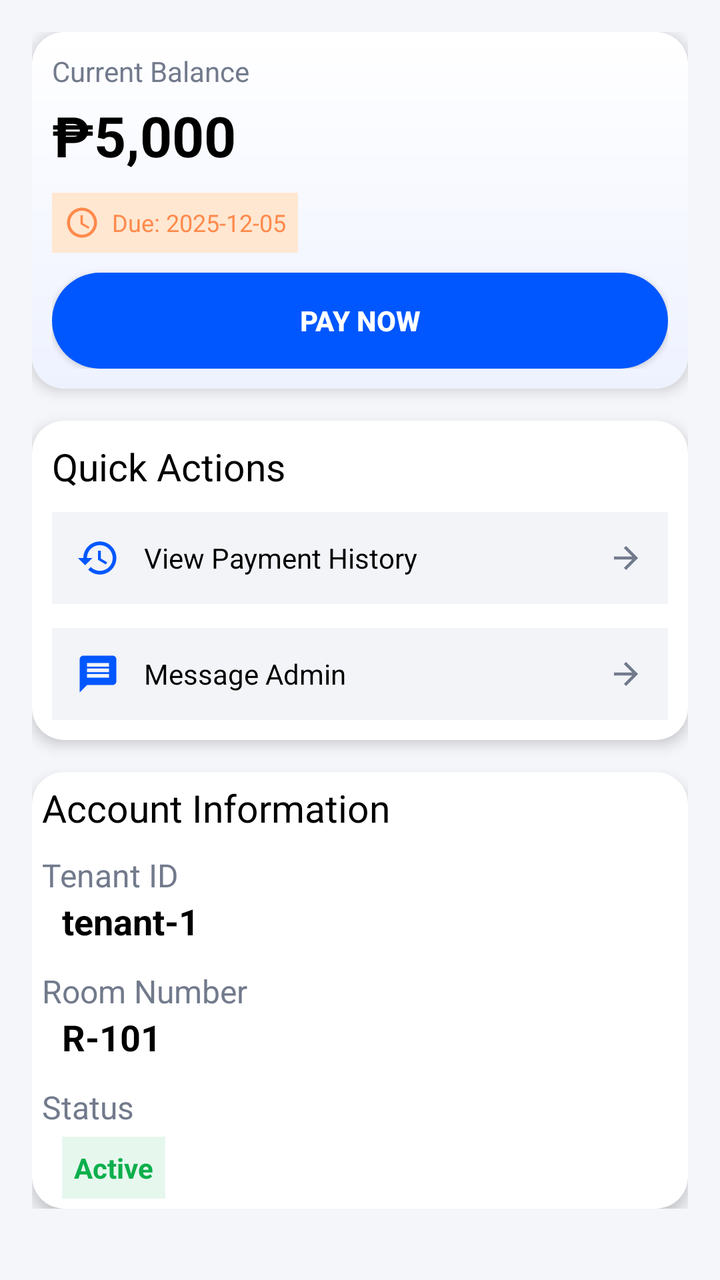
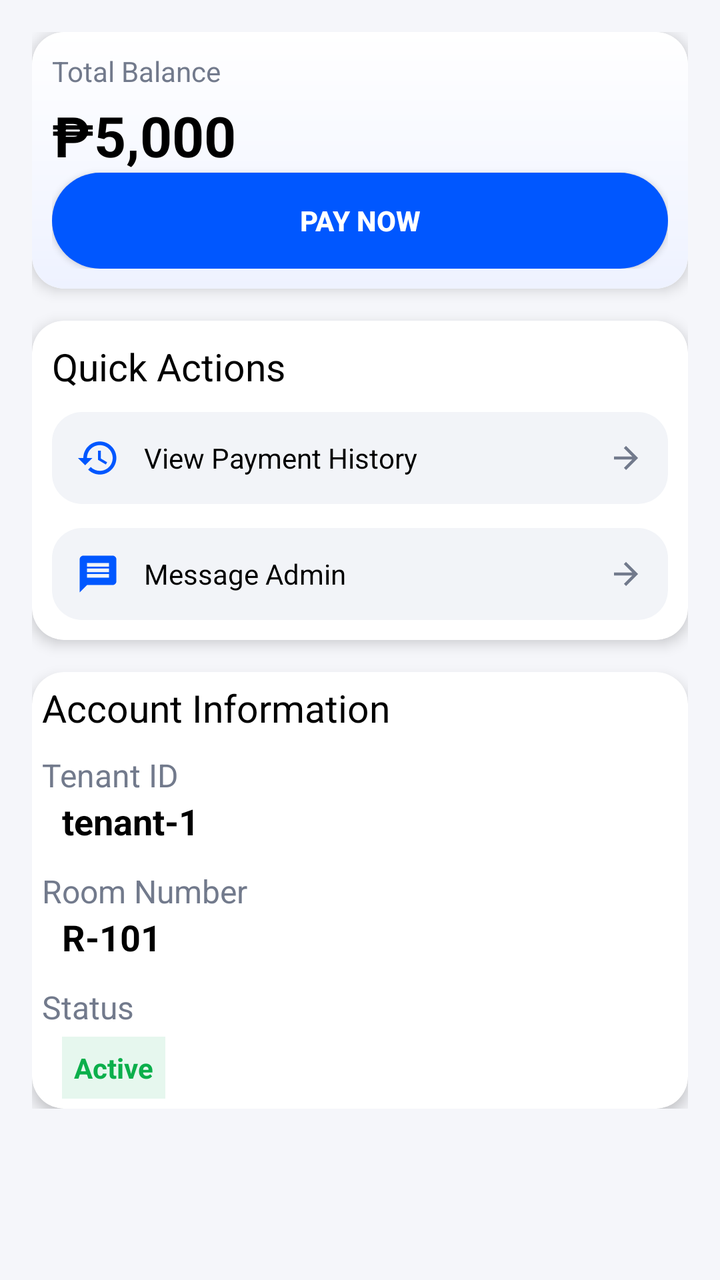

Compare the two renders of this Android layout. The source of the first and the diff that turns it into the second are given below.
<!-- AndroidManifest.xml: application theme Theme.Dormitally -->
<!-- res/layout/fragment_home_tenant.xml -->
<?xml version="1.0" encoding="utf-8"?>
<LinearLayout xmlns:android="http://schemas.android.com/apk/res/android"
    xmlns:app="http://schemas.android.com/apk/res-auto"
    xmlns:tools="http://schemas.android.com/tools"
    android:id="@+id/main"
    android:layout_width="match_parent"
    android:layout_height="match_parent"
    android:background="@color/white"
    android:orientation="vertical"
    tools:context=".tenantfragment.HomePage">

    <ScrollView
        android:layout_width="match_parent"
        android:layout_height="match_parent"
        android:background="#F5F6FA"
        android:padding="16dp">

        <LinearLayout
            android:layout_width="match_parent"
            android:layout_height="wrap_content"
            android:orientation="vertical">

            
            <androidx.cardview.widget.CardView
                android:layout_width="match_parent"
                android:layout_height="wrap_content"
                android:layout_marginBottom="16dp"
                android:padding="16dp"
                app:cardCornerRadius="16dp"
                app:cardElevation="4dp">

                <LinearLayout
                    android:layout_width="match_parent"
                    android:layout_height="wrap_content"
                    android:background="@drawable/light_gradient_bg"
                    android:orientation="vertical"
                    android:padding="10dp">

                    <TextView
                        android:layout_width="wrap_content"
                        android:layout_height="wrap_content"
                        android:text="Current Balance"
                        android:textColor="#727A8C"
                        android:textSize="14sp" />

                    <TextView
                        android:layout_width="wrap_content"
                        android:layout_height="wrap_content"
                        android:layout_marginTop="4dp"
                        android:text="₱5,000"
                        android:textColor="#000000"
                        android:textSize="28sp"
                        android:textStyle="bold" />

                    
                    <LinearLayout
                        android:layout_width="wrap_content"
                        android:layout_height="wrap_content"
                        android:layout_gravity="start"
                        android:layout_marginTop="10dp"
                        android:layout_marginBottom="10dp"
                        android:background="#FFF2E6"
                        android:backgroundTint="#FFE7D1"
                        android:baselineAligned="false"
                        android:gravity="center"
                        android:orientation="horizontal"
                        android:padding="6dp"
                        android:paddingLeft="10dp"
                        android:paddingRight="10dp">

                        <ImageView
                            android:layout_width="18dp"
                            android:layout_height="18dp"
                            android:src="@drawable/ic_clock"
                            app:tint="#FF8A4C" />

                        <TextView
                            android:layout_width="match_parent"
                            android:layout_height="wrap_content"
                            android:layout_marginLeft="6dp"
                            android:text="Due: 2025-12-05"
                            android:textColor="#FF8A4C"
                            android:textSize="12sp" />
                    </LinearLayout>

                    
                    <Button
                        android:id="@+id/btnPayNow"
                        android:layout_width="match_parent"
                        android:layout_height="48dp"
                        android:background="@drawable/toggle_selected"
                        android:backgroundTint="#0057FF"
                        android:gravity="center"
                        android:text="Pay Now"
                        android:textColor="#FFFFFF"
                        android:textStyle="bold" />

                </LinearLayout>
            </androidx.cardview.widget.CardView>

            
            <androidx.cardview.widget.CardView
                android:layout_width="match_parent"
                android:layout_height="wrap_content"
                android:layout_marginBottom="16dp"
                android:padding="16dp"
                app:cardCornerRadius="16dp"
                app:cardElevation="4dp">

                <LinearLayout
                    android:layout_width="match_parent"
                    android:layout_height="wrap_content"
                    android:orientation="vertical"
                    android:padding="10dp">

                    
                    <TextView
                        android:id="@+id/textView"
                        android:layout_width="match_parent"
                        android:layout_height="wrap_content"
                        android:text="Quick Actions"
                        android:textColor="@color/black"
                        android:textSize="19sp" />

                    <LinearLayout
                        android:layout_width="match_parent"
                        android:layout_height="wrap_content"
                        android:layout_marginTop="10dp"
                        android:layout_marginBottom="12dp"
                        android:background="#F5F6FA"
                        android:backgroundTint="#F2F4F8"
                        android:gravity="center_vertical"
                        android:orientation="horizontal"
                        android:padding="12dp">

                        <ImageView
                            android:layout_width="22dp"
                            android:layout_height="22dp"
                            android:src="@drawable/ic_history"
                            app:tint="#0057FF" />

                        <TextView
                            android:layout_width="0dp"
                            android:layout_height="wrap_content"
                            android:layout_marginLeft="12dp"
                            android:layout_weight="1"
                            android:text="View Payment History"
                            android:textColor="#000000"
                            android:textSize="14sp" />

                        <ImageView
                            android:layout_width="18dp"
                            android:layout_height="18dp"
                            android:src="@drawable/ic_arrow"
                            app:tint="#727A8C" />
                    </LinearLayout>

                    
                    <LinearLayout
                        android:layout_width="match_parent"
                        android:layout_height="wrap_content"
                        android:background="#F5F6FA"
                        android:backgroundTint="#F2F4F8"
                        android:gravity="center_vertical"
                        android:orientation="horizontal"
                        android:padding="12dp">

                        <ImageView
                            android:layout_width="22dp"
                            android:layout_height="22dp"
                            android:src="@drawable/ic_message"
                            app:tint="#0057FF" />

                        <TextView
                            android:layout_width="0dp"
                            android:layout_height="wrap_content"
                            android:layout_marginLeft="12dp"
                            android:layout_weight="1"
                            android:text="Message Admin"
                            android:textColor="#000000"
                            android:textSize="14sp" />

                        <ImageView
                            android:layout_width="18dp"
                            android:layout_height="18dp"
                            android:src="@drawable/ic_arrow"
                            app:tint="#727A8C" />
                    </LinearLayout>

                </LinearLayout>
            </androidx.cardview.widget.CardView>

            
            <androidx.cardview.widget.CardView
                android:layout_width="match_parent"
                android:layout_height="wrap_content"
                android:padding="20dp"
                app:cardCornerRadius="16dp"
                app:cardElevation="4dp">

                <LinearLayout
                    android:layout_width="match_parent"
                    android:layout_height="wrap_content"
                    android:orientation="vertical"
                    android:padding="5dp">

                    
                    <TextView
                        android:id="@+id/textView2"
                        android:layout_width="match_parent"
                        android:layout_height="wrap_content"
                        android:text="Account Information"
                        android:textColor="@color/black"
                        android:textSize="19sp" />

                    <TextView
                        android:layout_width="match_parent"
                        android:layout_height="wrap_content"
                        android:layout_marginTop="10dp"
                        android:text="Tenant ID"
                        android:textColor="#727A8C"
                        android:textSize="16sp" />

                    <TextView
                        android:layout_width="match_parent"
                        android:layout_height="wrap_content"
                        android:layout_marginLeft="10dp"
                        android:layout_marginBottom="12dp"
                        android:text="tenant-1"
                        android:textColor="#000000"
                        android:textSize="18sp"
                        android:textStyle="bold" />

                    
                    <TextView
                        android:layout_width="match_parent"
                        android:layout_height="wrap_content"
                        android:text="Room Number"
                        android:textColor="#727A8C"
                        android:textSize="16sp" />

                    <TextView
                        android:layout_width="match_parent"
                        android:layout_height="wrap_content"
                        android:layout_marginLeft="10dp"
                        android:layout_marginBottom="12dp"
                        android:text="R-101"
                        android:textColor="#000000"
                        android:textSize="18sp"
                        android:textStyle="bold" />

                    
                    <TextView
                        android:layout_width="match_parent"
                        android:layout_height="wrap_content"
                        android:text="Status"
                        android:textColor="#727A8C"
                        android:textSize="16sp" />

                    <TextView
                        android:layout_width="wrap_content"
                        android:layout_height="wrap_content"
                        android:layout_marginLeft="10dp"
                        android:layout_marginTop="4dp"
                        android:background="#E6F7EE"
                        android:padding="6dp"
                        android:text="Active"
                        android:textColor="#0BAF4B"
                        android:textStyle="bold" />

                </LinearLayout>
            </androidx.cardview.widget.CardView>

        </LinearLayout>

    </ScrollView>

</LinearLayout>
<!-- resources referenced by this layout -->
<resources>
  <color name="black">#FF000000</color>
  <color name="white">#FFFFFFFF</color>
  <!-- drawable ic_arrow (drawable) -->
  <vector xmlns:android="http://schemas.android.com/apk/res/android" android:autoMirrored="true" android:height="24dp" android:tint="#000000" android:viewportHeight="24" android:viewportWidth="24" android:width="24dp">
        
      <path android:fillColor="@android:color/white" android:pathData="M12,4l-1.41,1.41L16.17,11H4v2h12.17l-5.58,5.59L12,20l8,-8z"/>
      
  </vector>
  <!-- drawable ic_clock (drawable) -->
  <vector xmlns:android="http://schemas.android.com/apk/res/android" android:height="24dp" android:tint="#000000" android:viewportHeight="24" android:viewportWidth="24" android:width="24dp">
        
      <path android:fillColor="@android:color/white" android:pathData="M11.99,2C6.47,2 2,6.48 2,12s4.47,10 9.99,10C17.52,22 22,17.52 22,12S17.52,2 11.99,2zM12,20c-4.42,0 -8,-3.58 -8,-8s3.58,-8 8,-8 8,3.58 8,8 -3.58,8 -8,8z"/>
        
      <path android:fillColor="@android:color/white" android:pathData="M12.5,7H11v6l5.25,3.15 0.75,-1.23 -4.5,-2.67z"/>
      
  </vector>
  <!-- drawable ic_history (drawable) -->
  <vector xmlns:android="http://schemas.android.com/apk/res/android" android:height="24dp" android:tint="#000000" android:viewportHeight="24" android:viewportWidth="24" android:width="24dp">
        
      <path android:fillColor="@android:color/white" android:pathData="M13,3c-4.97,0 -9,4.03 -9,9L1,12l3.89,3.89 0.07,0.14L9,12L6,12c0,-3.87 3.13,-7 7,-7s7,3.13 7,7 -3.13,7 -7,7c-1.93,0 -3.68,-0.79 -4.94,-2.06l-1.42,1.42C8.27,19.99 10.51,21 13,21c4.97,0 9,-4.03 9,-9s-4.03,-9 -9,-9zM12,8v5l4.28,2.54 0.72,-1.21 -3.5,-2.08L13.5,8L12,8z"/>
      
  </vector>
  <!-- drawable ic_message (drawable) -->
  <vector xmlns:android="http://schemas.android.com/apk/res/android" android:autoMirrored="true" android:height="24dp" android:tint="#000000" android:viewportHeight="24" android:viewportWidth="24" android:width="24dp">
        
      <path android:fillColor="@android:color/white" android:pathData="M20,2L4,2c-1.1,0 -1.99,0.9 -1.99,2L2,22l4,-4h14c1.1,0 2,-0.9 2,-2L22,4c0,-1.1 -0.9,-2 -2,-2zM18,14L6,14v-2h12v2zM18,11L6,11L6,9h12v2zM18,8L6,8L6,6h12v2z"/>
      
  </vector>
  <!-- drawable light_gradient_bg (drawable) -->
  <?xml version="1.0" encoding="utf-8"?>
  <shape xmlns:android="http://schemas.android.com/apk/res/android">
      <gradient
          android:startColor="#EEF2FF"
          android:endColor="#FFFFFF"
          android:angle="90"/>
      <corners android:radius="16dp"/>
  </shape>
  <!-- drawable toggle_selected (drawable) -->
  <?xml version="1.0" encoding="utf-8"?>
  <shape xmlns:android="http://schemas.android.com/apk/res/android">
      <solid android:color="#2563EB"/>
      <corners android:radius="30dp"/>
  </shape>
  <style name="Theme.Dormitally" parent="Base.Theme.Dormitally" />
  <style name="Base.Theme.Dormitally" parent="Theme.AppCompat.Light.NoActionBar">
          
          
      </style>
</resources>

<!-- the commit's change to res/layout/fragment_home_tenant.xml (unified diff, before → after) -->
@@ -39,11 +39,12 @@
                     <TextView
                         android:layout_width="wrap_content"
                         android:layout_height="wrap_content"
-                        android:text="Current Balance"
+                        android:text="Total Balance"
                         android:textColor="#727A8C"
                         android:textSize="14sp" />
 
                     <TextView
+                        android:id="@+id/totalBalance"
                         android:layout_width="wrap_content"
                         android:layout_height="wrap_content"
                         android:layout_marginTop="4dp"
@@ -53,35 +54,6 @@
                         android:textStyle="bold" />
 
                     
-                    <LinearLayout
-                        android:layout_width="wrap_content"
-                        android:layout_height="wrap_content"
-                        android:layout_gravity="start"
-                        android:layout_marginTop="10dp"
-                        android:layout_marginBottom="10dp"
-                        android:background="#FFF2E6"
-                        android:backgroundTint="#FFE7D1"
-                        android:baselineAligned="false"
-                        android:gravity="center"
-                        android:orientation="horizontal"
-                        android:padding="6dp"
-                        android:paddingLeft="10dp"
-                        android:paddingRight="10dp">
-
-                        <ImageView
-                            android:layout_width="18dp"
-                            android:layout_height="18dp"
-                            android:src="@drawable/ic_clock"
-                            app:tint="#FF8A4C" />
-
-                        <TextView
-                            android:layout_width="match_parent"
-                            android:layout_height="wrap_content"
-                            android:layout_marginLeft="6dp"
-                            android:text="Due: 2025-12-05"
-                            android:textColor="#FF8A4C"
-                            android:textSize="12sp" />
-                    </LinearLayout>
 
                     
                     <Button
@@ -127,7 +99,7 @@
                         android:layout_height="wrap_content"
                         android:layout_marginTop="10dp"
                         android:layout_marginBottom="12dp"
-                        android:background="#F5F6FA"
+                        android:background="@drawable/crtaccbackground"
                         android:backgroundTint="#F2F4F8"
                         android:gravity="center_vertical"
                         android:orientation="horizontal"
@@ -159,7 +131,7 @@
                     <LinearLayout
                         android:layout_width="match_parent"
                         android:layout_height="wrap_content"
-                        android:background="#F5F6FA"
+                        android:background="@drawable/crtaccbackground"
                         android:backgroundTint="#F2F4F8"
                         android:gravity="center_vertical"
                         android:orientation="horizontal"
@@ -222,6 +194,7 @@
                         android:textSize="16sp" />
 
                     <TextView
+                        android:id="@+id/tenantIdTxt"
                         android:layout_width="match_parent"
                         android:layout_height="wrap_content"
                         android:layout_marginLeft="10dp"
@@ -240,6 +213,7 @@
                         android:textSize="16sp" />
 
                     <TextView
+                        android:id="@+id/roomNumTxt"
                         android:layout_width="match_parent"
                         android:layout_height="wrap_content"
                         android:layout_marginLeft="10dp"
<!-- resource entries referenced after the edit -->
@@ -2,18 +2,16 @@
 <resources>
   <color name="black">#FF000000</color>
   <color name="white">#FFFFFFFF</color>
+  <!-- drawable crtaccbackground (drawable) -->
+  <?xml version="1.0" encoding="utf-8"?>
+  <shape xmlns:android="http://schemas.android.com/apk/res/android">
+      <solid android:color="#D3D3D3"/>
+      <corners android:radius="15dp"/>
+  </shape>
   <!-- drawable ic_arrow (drawable) -->
   <vector xmlns:android="http://schemas.android.com/apk/res/android" android:autoMirrored="true" android:height="24dp" android:tint="#000000" android:viewportHeight="24" android:viewportWidth="24" android:width="24dp">
         
       <path android:fillColor="@android:color/white" android:pathData="M12,4l-1.41,1.41L16.17,11H4v2h12.17l-5.58,5.59L12,20l8,-8z"/>
-      
-  </vector>
-  <!-- drawable ic_clock (drawable) -->
-  <vector xmlns:android="http://schemas.android.com/apk/res/android" android:height="24dp" android:tint="#000000" android:viewportHeight="24" android:viewportWidth="24" android:width="24dp">
-        
-      <path android:fillColor="@android:color/white" android:pathData="M11.99,2C6.47,2 2,6.48 2,12s4.47,10 9.99,10C17.52,22 22,17.52 22,12S17.52,2 11.99,2zM12,20c-4.42,0 -8,-3.58 -8,-8s3.58,-8 8,-8 8,3.58 8,8 -3.58,8 -8,8z"/>
-        
-      <path android:fillColor="@android:color/white" android:pathData="M12.5,7H11v6l5.25,3.15 0.75,-1.23 -4.5,-2.67z"/>
       
   </vector>
   <!-- drawable ic_history (drawable) -->
